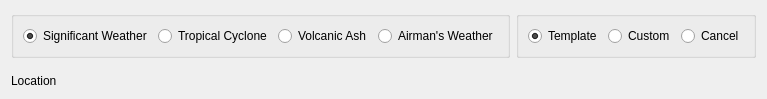
Above: tafor/components/ui/sigmet.ui from up1and/tafor before the change. Below: the same form after it.
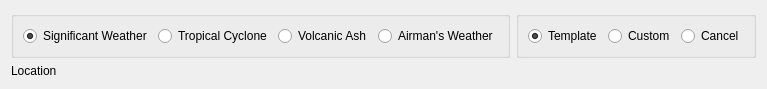
That is the form after the change.

Commit message: 修复 SIGMET 编辑器关闭后输入项不清除的错误

```diff
--- a/tafor/components/ui/sigmet.ui
+++ b/tafor/components/ui/sigmet.ui
@@ -7,7 +7,7 @@
     <x>0</x>
     <y>0</y>
     <width>776</width>
-    <height>95</height>
+    <height>106</height>
    </rect>
   </property>
   <property name="windowTitle">
@@ -112,23 +112,19 @@
      <item>
       <layout class="QVBoxLayout" name="leftLayout">
        <item>
-        <layout class="QHBoxLayout" name="contentLayout">
-         <property name="bottomMargin">
-          <number>10</number>
-         </property>
-        </layout>
+        <layout class="QHBoxLayout" name="contentLayout"/>
        </item>
        <item alignment="Qt::AlignLeft|Qt::AlignTop">
         <widget class="QLabel" name="location">
          <property name="minimumSize">
           <size>
-           <width>180</width>
+           <width>200</width>
            <height>0</height>
           </size>
          </property>
          <property name="maximumSize">
           <size>
-           <width>270</width>
+           <width>300</width>
            <height>16777215</height>
           </size>
          </property>
```
The commit also changes 4 other files.
